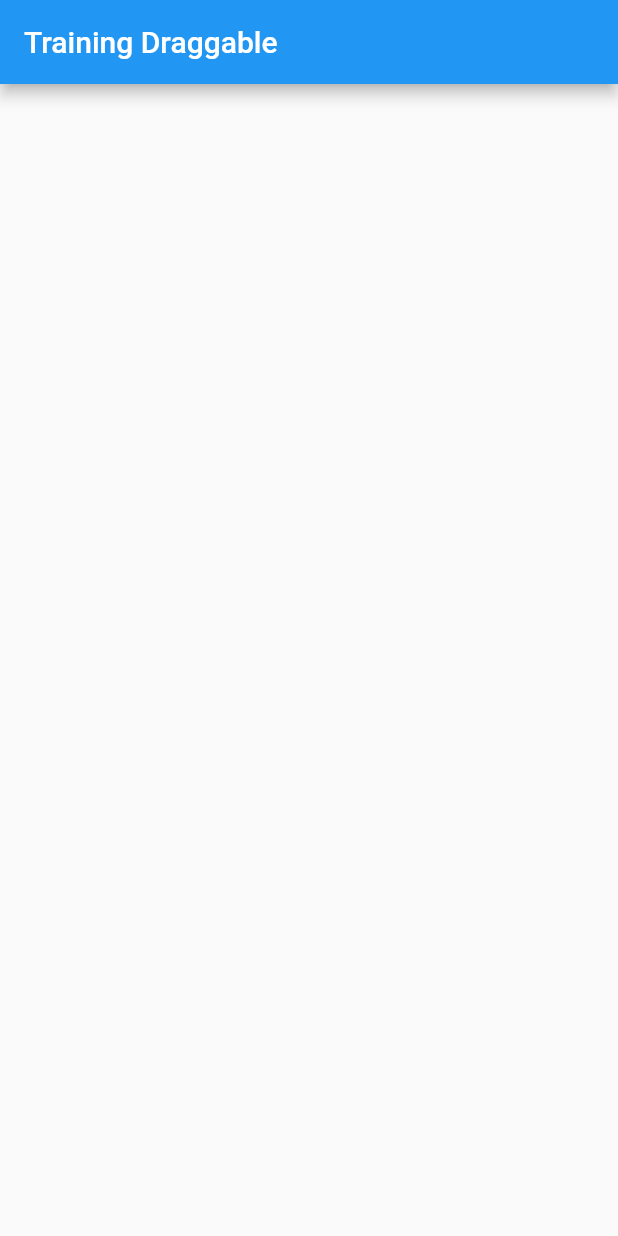
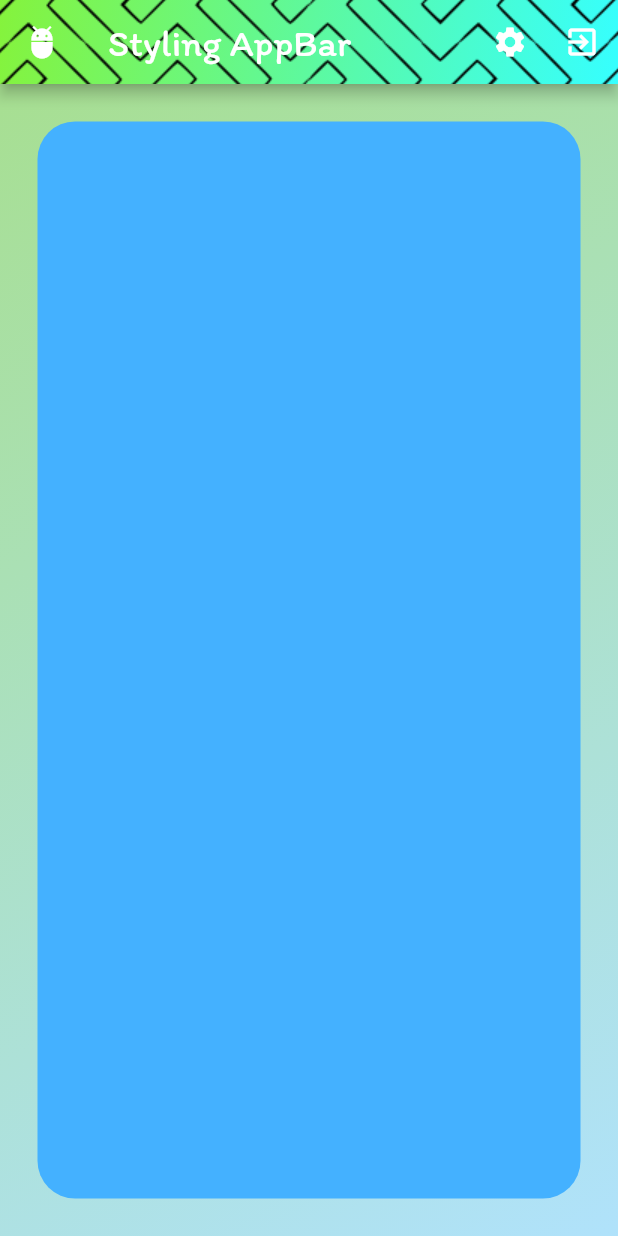
Before and after one commit to MamankIrfa/Learn-Flutter, a Flutter app: the screen it shows after launch, on a phone screen of 412 x 824 dp. Run offline on Flutter 3.47's test engine with Material 2 defaults, Android fonts, the phone set to English and light mode, and no system bars.

Commit message:
new learning

```diff
--- a/lib/main.dart
+++ b/lib/main.dart
@@ -4,23 +4,57 @@ void main() {
   runApp(const MyApp());
 }
 
-class MyApp extends StatefulWidget {
+class MyApp extends StatelessWidget {
   const MyApp({super.key});
 
   @override
-  State<MyApp> createState() => _MyAppState();
-}
-
-class _MyAppState extends State<MyApp> {
-  @override
   Widget build(BuildContext context) {
     return MaterialApp(
-      home: Scaffold(
-        appBar: AppBar(
-          title: Text('Training Draggable'),
+        home: Scaffold(
+      appBar: AppBar(
+        // ignore: prefer_const_constructors
+        leading: Icon(
+          Icons.adb,
+          color: Colors.white,
         ),
-        body: Column(children: <Widget>[]),
+        title: const Text(
+          'Styling AppBar',
+          style:
+              TextStyle(color: Colors.white, fontFamily: 'Itim', fontSize: 25),
+        ),
+        actions: <Widget>[
+          IconButton(onPressed: () {}, icon: const Icon(Icons.settings)),
+          IconButton(onPressed: () {}, icon: const Icon(Icons.exit_to_app))
+        ],
+        flexibleSpace: Container(
+          decoration: const BoxDecoration(
+              gradient: LinearGradient(
+                  colors: [
+                    Color.fromARGB(255, 133, 243, 60),
+                    Color.fromARGB(255, 54, 255, 255)
+                  ],
+                  begin: FractionalOffset.topLeft,
+                  end: FractionalOffset.bottomRight),
+              image: DecorationImage(
+                  image: AssetImage('images/pattern.png'),
+                  fit: BoxFit.none,
+                  repeat: ImageRepeat.repeat)),
+        ),
       ),
-    );
+      body: Container(
+        decoration: const BoxDecoration(
+            gradient: LinearGradient(colors: [
+          Color.fromARGB(255, 176, 226, 251),
+          Color.fromARGB(255, 167, 223, 145)
+        ], begin: FractionalOffset.bottomRight, end: FractionalOffset.topLeft)),
+        child: Container(
+          margin: const EdgeInsets.all(25),
+          decoration: BoxDecoration(
+            borderRadius: BorderRadius.circular(25),
+            color: const Color.fromARGB(255, 68, 177, 255),
+          ),
+        ),
+      ),
+    ));
   }
 }
--- a/pubspec.yaml
+++ b/pubspec.yaml
@@ -59,7 +59,7 @@ flutter:
   # To add assets to your application, add an assets section, like this:
   assets:
     - images/tank.png
-  #   - images/a_dot_ham.jpeg
+    - images/pattern.png
 
   # An image asset can refer to one or more resolution-specific "variants", see
   # https://flutter.dev/assets-and-images/#resolution-aware
```
Also changed, not shown: lib/pages/login_page.dart (added, +22 -0 lines), lib/pages/main_page.dart (added, +24 -0 lines), lib/pages/second_page.dart (added, +21 -0 lines), lib/tutorial/draggable.dart (added, +123 -0 lines), images/pattern.png (added).
